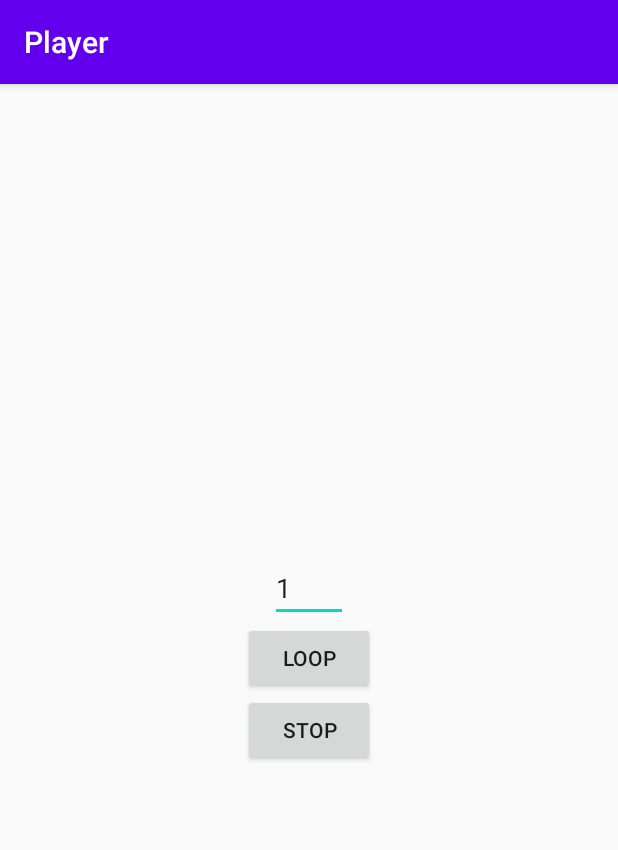
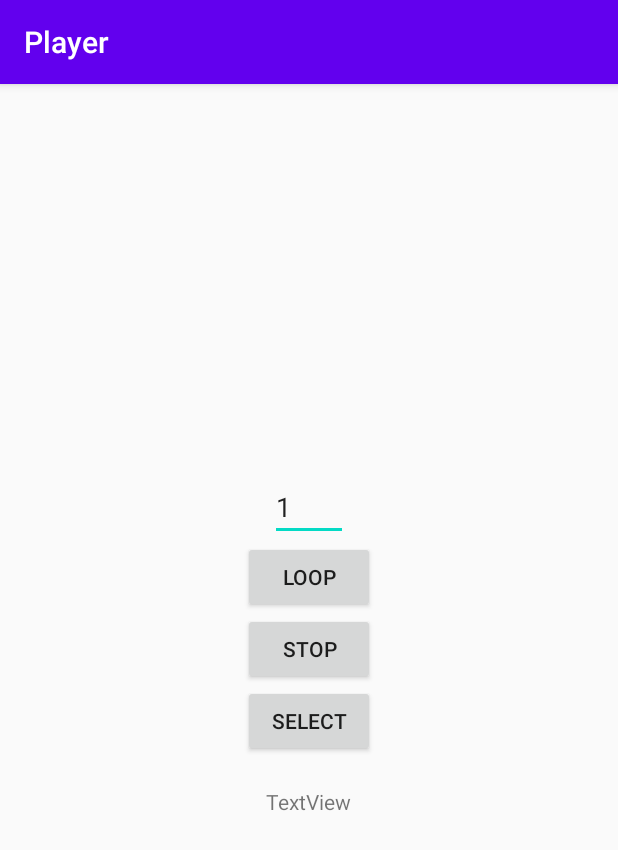
Before and after one commit to gulshanchandolia/MediaPlayer, an Android app: the screen it shows after launch (MainActivity), on a phone screen of 412 x 824 dp. Shown: the top 850 px of the screen. Run offline under Robolectric (Android 15) with nearby library versions, the phone set to English and light mode, and no system bars.

Commit message:
File Select Inplement

```diff
--- a/app/src/main/java/com/example/player/MainActivity.java
+++ b/app/src/main/java/com/example/player/MainActivity.java
@@ -1,17 +1,24 @@
 package com.example.player;
 
+    import androidx.annotation.Nullable;
+    import androidx.appcompat.app.AppCompatActivity;
 
-    import androidx.appcompat.app.AppCompatActivity;
+    import android.content.Intent;
     import android.media.MediaPlayer;
     import android.os.Bundle;
     import android.view.View;
     import android.widget.EditText;
+    import android.widget.TextView;
     import android.widget.Toast;
 
 public class MainActivity extends AppCompatActivity {
     MediaPlayer player;
     private EditText loop;
     int n;
+    String path;
+    Intent myfiles;
+    TextView rePath;
+
 
     @Override
     protected void onCreate(Bundle savedInstanceState) {
@@ -19,6 +26,7 @@ public class MainActivity extends AppCompatActivity {
         setContentView(R.layout.activity_main);
         loop = (EditText) findViewById(R.id.loop);
         loop.setText("1");
+        rePath = (TextView) findViewById(R.id.filepath);
     }
 
 //    public void pause(View v) {
@@ -44,7 +52,7 @@ public class MainActivity extends AppCompatActivity {
 
         n = Integer.parseInt(loop.getText().toString());
 
-        player = MediaPlayer.create(this, R.raw.tone);
+        player = MediaPlayer.create(this,R.raw.tone);
         player.start();
         Toast.makeText(this, "MediaPlayer Played", Toast.LENGTH_SHORT).show();
         player.setOnCompletionListener(new MediaPlayer.OnCompletionListener() {
@@ -62,9 +70,30 @@ public class MainActivity extends AppCompatActivity {
 
     }
 
+    public void file_select(View v){
+
+        myfiles = new Intent(Intent.ACTION_GET_CONTENT);
+        myfiles.setType("*/*");
+        startActivityForResult(myfiles,10);
+
+    }
+
     @Override
     protected void onStop() {
         super.onStop();
         stopPlayer();
     }
+
+    @Override
+    protected void onActivityResult(int requestCode, int resultCode, @Nullable Intent data) {
+        switch (requestCode){
+            case (10):
+                if (resultCode==RESULT_OK){
+                    path = data.getData().getPath();
+                    rePath.setText(path);
+                }
+                break;
+        }
+
+    }
 }
--- a/app/src/main/res/layout/activity_main.xml
+++ b/app/src/main/res/layout/activity_main.xml
@@ -30,6 +30,19 @@
         android:onClick="stop"
         android:text="Stop" />
 
+    <Button
+        android:id="@+id/file_select"
+        android:layout_width="wrap_content"
+        android:layout_height="wrap_content"
+        android:onClick="file_select"
+        android:text="Select" />
+
+    <TextView
+        android:id="@+id/filepath"
+        android:layout_width="wrap_content"
+        android:layout_height="wrap_content"
+        android:padding="20sp"
+        android:text="TextView" />
 
 
 </LinearLayout>
```
